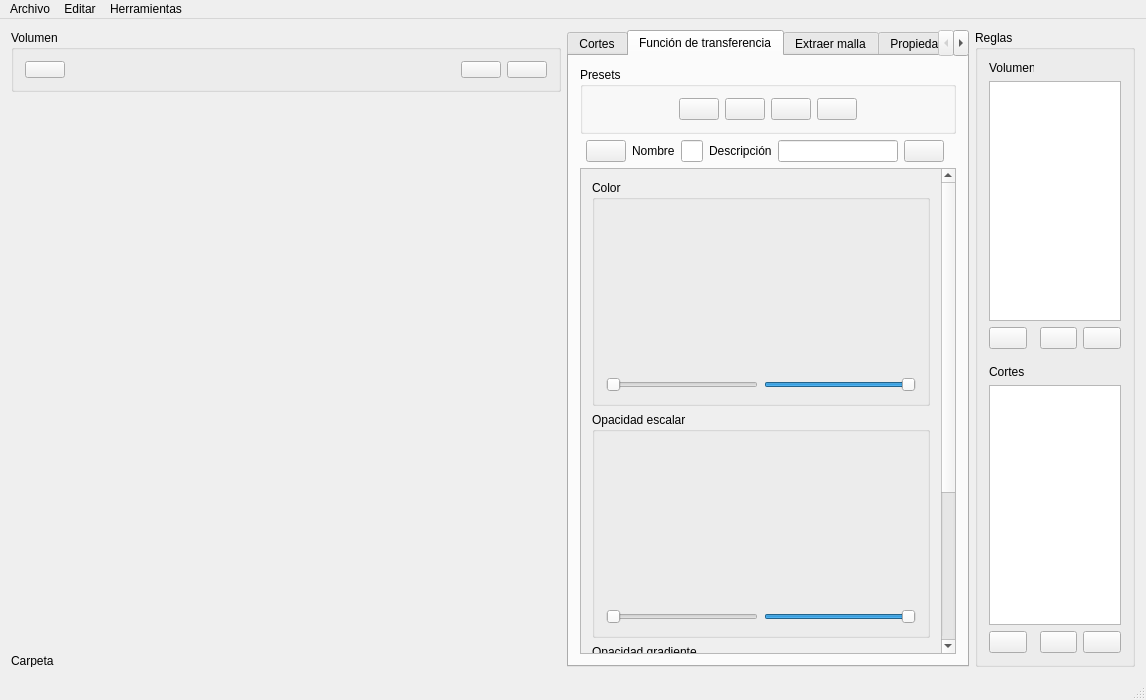
Qt form 3DCurator/mainwindow.ui (fblupi/grado_informatica-TFG) before a commit.
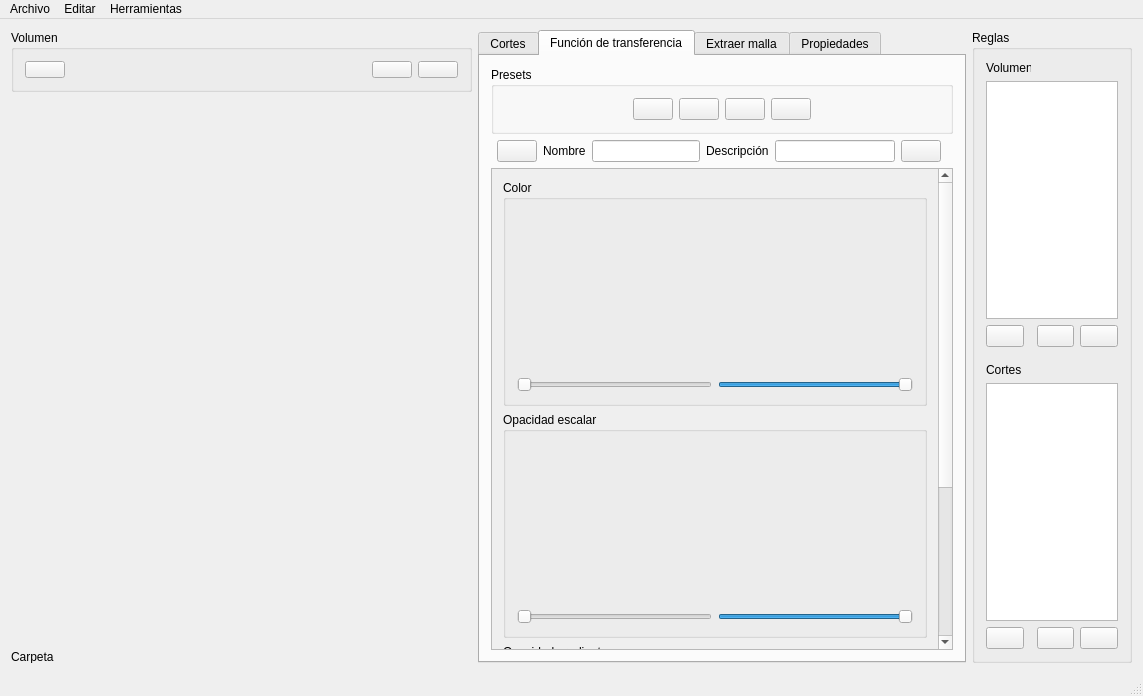
The same form after that commit. The open tabs and pages were chosen to show the change. Icons and pictures are not drawn. Custom widgets are drawn as their Qt base class.

Commit message: Pequeños cambios hechos en el CEIG

Diff of the .ui file:
```diff
--- a/3DCurator/mainwindow.ui
+++ b/3DCurator/mainwindow.ui
@@ -317,8 +317,8 @@
      <widget class="QVTKWidget" name="volumeWidget">
       <property name="minimumSize">
        <size>
-        <width>550</width>
-        <height>550</height>
+        <width>400</width>
+        <height>400</height>
        </size>
       </property>
      </widget>
@@ -750,7 +750,7 @@
             <rect>
              <x>0</x>
              <y>0</y>
-             <width>131</width>
+             <width>452</width>
              <height>693</height>
             </rect>
            </property>
```
The commit also changes 2 other files.
